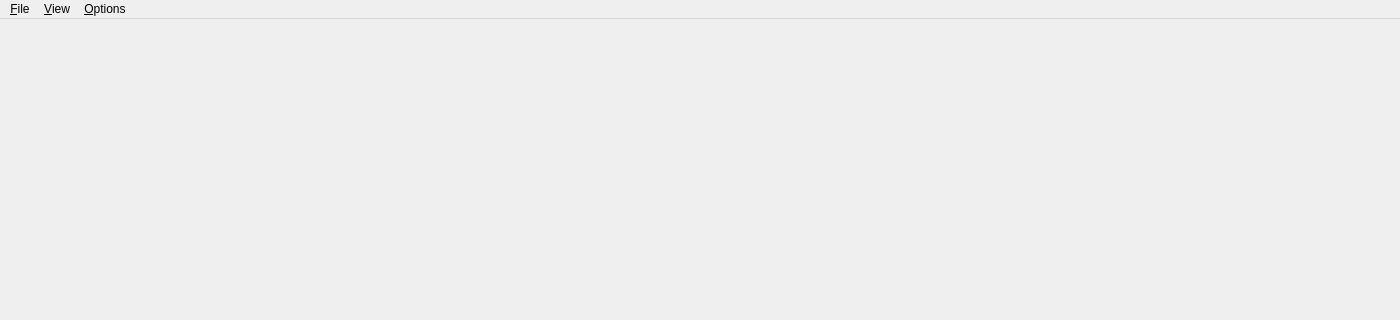
Above: MainWindow.ui from bendalab/NixView before the change; both pictures show x 0 to 1400 and y 0 to 320 of the 1400 by 788 pixel window. Below: the same form after it.
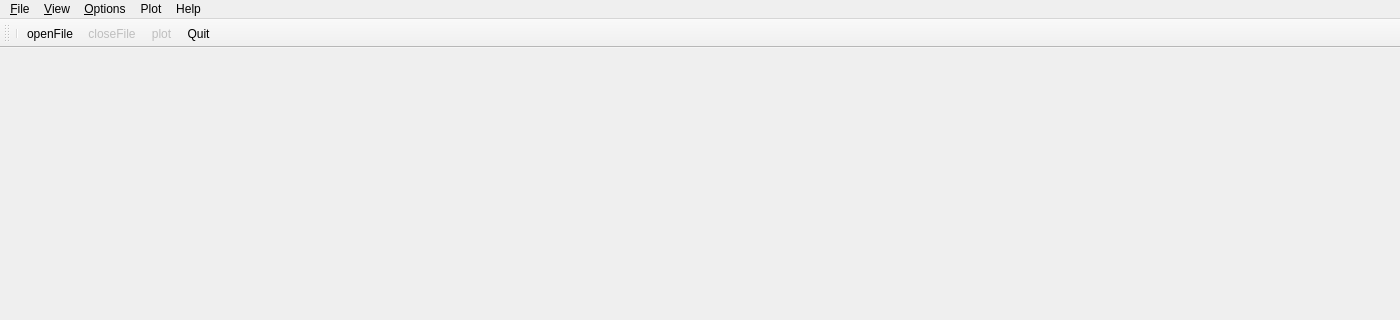
That is the form after the change. Icons and pictures are not drawn.

Commit message: [MainWindow] add toolbar, link actions via gui, add about dialog

```diff
--- a/MainWindow.ui
+++ b/MainWindow.ui
@@ -32,15 +32,16 @@
      <x>0</x>
      <y>0</y>
      <width>1400</width>
-     <height>23</height>
+     <height>20</height>
     </rect>
    </property>
    <widget class="QMenu" name="menuFile">
     <property name="title">
      <string>&amp;File</string>
     </property>
-    <addaction name="action_Open_File"/>
-    <addaction name="action_quit"/>
+    <addaction name="actionOpenFile"/>
+    <addaction name="actionCloseFile"/>
+    <addaction name="actionQuit"/>
    </widget>
    <widget class="QMenu" name="menuOptions">
     <property name="title">
@@ -54,11 +55,56 @@
     <addaction name="action_raw_data"/>
     <addaction name="action_another_tree"/>
    </widget>
+   <widget class="QMenu" name="menuPlot">
+    <property name="title">
+     <string>Plot</string>
+    </property>
+    <addaction name="actionPlot"/>
+   </widget>
+   <widget class="QMenu" name="menuHelp">
+    <property name="title">
+     <string>Help</string>
+    </property>
+    <addaction name="actionAbout"/>
+   </widget>
    <addaction name="menuFile"/>
    <addaction name="menuView"/>
    <addaction name="menuOptions"/>
+   <addaction name="menuPlot"/>
+   <addaction name="menuHelp"/>
   </widget>
   <widget class="QStatusBar" name="statusBar"/>
+  <widget class="QToolBar" name="toolBar">
+   <property name="enabled">
+    <bool>true</bool>
+   </property>
+   <property name="minimumSize">
+    <size>
+     <width>0</width>
+     <height>0</height>
+    </size>
+   </property>
+   <property name="windowTitle">
+    <string>toolBar</string>
+   </property>
+   <property name="iconSize">
+    <size>
+     <width>36</width>
+     <height>36</height>
+    </size>
+   </property>
+   <attribute name="toolBarArea">
+    <enum>TopToolBarArea</enum>
+   </attribute>
+   <attribute name="toolBarBreak">
+    <bool>false</bool>
+   </attribute>
+   <addaction name="separator"/>
+   <addaction name="actionOpenFile"/>
+   <addaction name="actionCloseFile"/>
+   <addaction name="actionPlot"/>
+   <addaction name="actionQuit"/>
+  </widget>
   <action name="action_Open_File">
    <property name="text">
     <string>&amp;Open File</string>
@@ -77,7 +123,11 @@
     <string>&amp;Another Tree</string>
    </property>
   </action>
-  <action name="action_quit">
+  <action name="actionQuit">
+   <property name="icon">
+    <iconset resource="resources.qrc">
+     <normaloff>:/images/images/quit.png</normaloff>:/images/images/quit.png</iconset>
+   </property>
    <property name="text">
     <string>Quit</string>
    </property>
@@ -85,6 +135,70 @@
     <string>Alt+Q</string>
    </property>
   </action>
+  <action name="actionPlot">
+   <property name="enabled">
+    <bool>false</bool>
+   </property>
+   <property name="icon">
+    <iconset resource="resources.qrc">
+     <normaloff>:/images/images/nix_plot.png</normaloff>:/images/images/nix_plot.png</iconset>
+   </property>
+   <property name="text">
+    <string>plot</string>
+   </property>
+   <property name="toolTip">
+    <string>plot data</string>
+   </property>
+   <property name="shortcut">
+    <string>Ctrl+P</string>
+   </property>
+  </action>
+  <action name="actionOpenFile">
+   <property name="icon">
+    <iconset resource="resources.qrc">
+     <normaloff>:/images/images/nix_open.png</normaloff>:/images/images/nix_open.png</iconset>
+   </property>
+   <property name="text">
+    <string>openFile</string>
+   </property>
+   <property name="toolTip">
+    <string>open nix file</string>
+   </property>
+   <property name="shortcut">
+    <string>Ctrl+O</string>
+   </property>
+  </action>
+  <action name="actionCloseFile">
+   <property name="enabled">
+    <bool>false</bool>
+   </property>
+   <property name="icon">
+    <iconset resource="resources.qrc">
+     <normaloff>:/images/images/nix_close.png</normaloff>:/images/images/nix_close.png</iconset>
+   </property>
+   <property name="text">
+    <string>closeFile</string>
+   </property>
+   <property name="toolTip">
+    <string>close nix file</string>
+   </property>
+   <property name="shortcut">
+    <string>Ctrl+W</string>
+   </property>
+  </action>
+  <action name="actionPlot_data">
+   <property name="text">
+    <string>Plot data</string>
+   </property>
+  </action>
+  <action name="actionAbout">
+   <property name="text">
+    <string>About</string>
+   </property>
+   <property name="shortcut">
+    <string>F1</string>
+   </property>
+  </action>
  </widget>
  <layoutdefault spacing="6" margin="11"/>
  <resources/>
```
Left out of the diff: 42 changed lines with no effect on the pictures. The commit also changes 6 other files.
